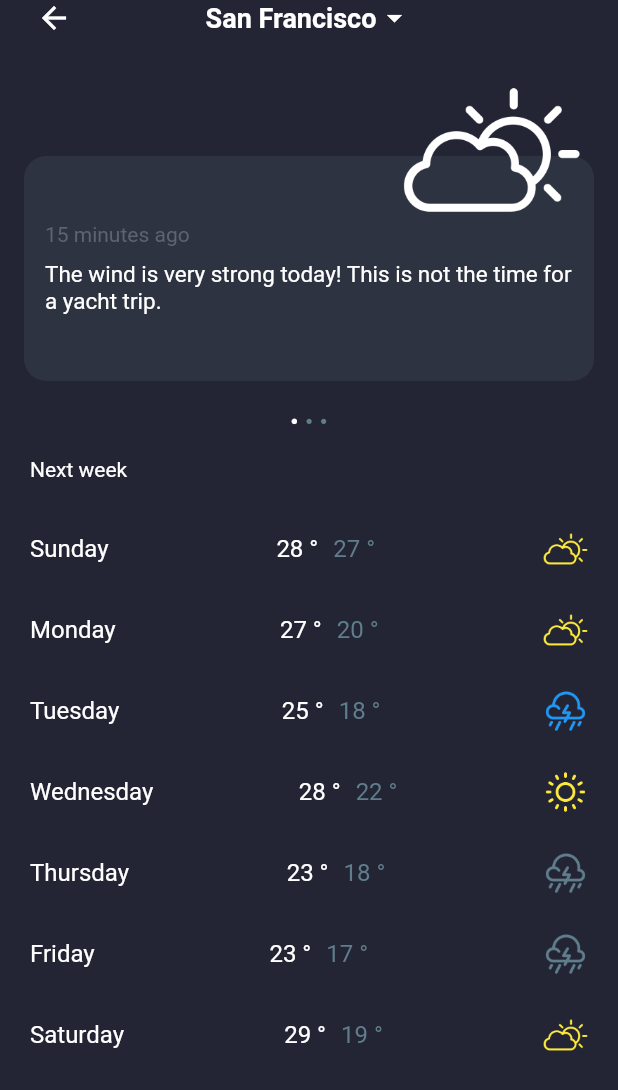
After one commit to lrlucas/weather-app, a Flutter app: the DetailPage screen opened directly, on a phone screen of 412 x 824 dp. The commit adds this screen. Shown: the top 1090 px of the screen. Run offline on Flutter 3.47's test engine with Material 2 defaults, Android fonts, the phone set to English and light mode, and no system bars; our stand-ins replace dio, flutter_bloc; network calls fail.

Commit message:
added simple static page detail and added scroll in home

```diff
--- /dev/null
+++ b/lib/modules/details/presentation/page/detail.dart
@@ -0,0 +1,179 @@
+import 'package:flutter/material.dart';
+import '../widget/appbar_detail.widget.dart';
+import '../widget/point_position.widget.dart';
+import '../widget/suggestionCard.widget.dart';
+
+class DetailPage extends StatefulWidget {
+  const DetailPage({Key? key}) : super(key: key);
+
+  @override
+  State<DetailPage> createState() => _DetailPageState();
+}
+
+class _DetailPageState extends State<DetailPage> {
+  final nextWeek = [
+    {
+      'titleDay': 'Sunday',
+      'max': '28 °',
+      'min': '27 °',
+      'icon': 'assets/images/partly-cloudy.png',
+      'color': Colors.yellow
+    },
+    {
+      'titleDay': 'Monday',
+      'max': '27 °',
+      'min': '20 °',
+      'icon': 'assets/images/partly-cloudy.png',
+      'color': Colors.yellow
+    },
+    {
+      'titleDay': 'Tuesday',
+      'max': '25 °',
+      'min': '18 °',
+      'icon': 'assets/images/thunderstorm2.png',
+      'color': Colors.blue
+    },
+    {
+      'titleDay': 'Wednesday',
+      'max': '28 °',
+      'min': '22 °',
+      'icon': 'assets/images/day.png',
+      'color': Colors.yellow
+    },
+    {
+      'titleDay': 'Thursday',
+      'max': '23 °',
+      'min': '18 °',
+      'icon': 'assets/images/thunderstorm2.png',
+      'color': Colors.blueGrey
+    },
+    {
+      'titleDay': 'Friday',
+      'max': '23 °',
+      'min': '17 °',
+      'icon': 'assets/images/thunderstorm2.png',
+      'color': Colors.blueGrey
+    },
+    {
+      'titleDay': 'Saturday',
+      'max': '29 °',
+      'min': '19 °',
+      'icon': 'assets/images/partly-cloudy.png',
+      'color': Colors.yellow,
+    },
+  ];
+
+  @override
+  Widget build(BuildContext context) {
+    final size = MediaQuery.of(context).size;
+    return Scaffold(
+      backgroundColor: const Color(0xff232535),
+      body: SafeArea(
+        child: Stack(
+          children: [
+            Column(
+              children: [
+                const AppbarDetail(),
+                const SizedBox(
+                  height: 80,
+                ),
+                const SuggestionCard(),
+                const SizedBox(
+                  height: 20,
+                ),
+                const PointPosition(),
+                const SizedBox(
+                  height: 20,
+                ),
+                Padding(
+                  padding: const EdgeInsets.symmetric(
+                    horizontal: 20,
+                  ),
+                  child: Row(
+                    mainAxisAlignment: MainAxisAlignment.start,
+                    children: const [
+                      Text(
+                        'Next week',
+                        style: TextStyle(
+                          color: Colors.white,
+                        ),
+                      ),
+                    ],
+                  ),
+                ),
+                const SizedBox(
+                  height: 30,
+                ),
+                Padding(
+                  padding: const EdgeInsets.symmetric(
+                    horizontal: 20,
+                  ),
+                  child: Column(
+                    children: nextWeek.map(
+                      (day) {
+                        return Column(
+                          children: [
+                            Row(
+                              mainAxisAlignment: MainAxisAlignment.spaceBetween,
+                              children: [
+                                Text(
+                                  '${day['titleDay']}',
+                                  style: const TextStyle(
+                                    color: Colors.white,
+                                    fontSize: 16,
+                                  ),
+                                ),
+                                Row(
+                                  children: [
+                                    Text(
+                                      '${day['max']}',
+                                      style: const TextStyle(
+                                        color: Colors.white,
+                                        fontSize: 16,
+                                      ),
+                                    ),
+                                    const SizedBox(
+                                      width: 10,
+                                    ),
+                                    Text(
+                                      '${day['min']}',
+                                      style: const TextStyle(
+                                        color: Colors.blueGrey,
+                                        fontSize: 16,
+                                      ),
+                                    ),
+                                  ],
+                                ),
+                                Image.asset(
+                                  '${day['icon']}',
+                                  width: 30,
+                                  color: day['color'] as Color,
+                                ),
+                              ],
+                            ),
+                            const SizedBox(
+                              height: 24,
+                            ),
+                          ],
+                        );
+                      },
+                    ).toList(),
+                  ),
+                ),
+              ],
+            ),
+            Positioned(
+              top: 40,
+              left: MediaQuery.of(context).size.width * 0.65,
+              child: Image.asset(
+                'assets/images/partly-cloudy.png',
+                color: Colors.white,
+                width: 120,
+              ),
+            ),
+          ],
+        ),
+      ),
+    );
+  }
+}
--- /dev/null
+++ b/lib/modules/details/presentation/widget/appbar_detail.widget.dart
@@ -0,0 +1,52 @@
+import 'package:flutter/material.dart';
+
+class AppbarDetail extends StatelessWidget {
+  const AppbarDetail({Key? key}) : super(key: key);
+
+  @override
+  Widget build(BuildContext context) {
+    return Padding(
+      padding: const EdgeInsets.symmetric(
+        horizontal: 24,
+      ),
+      child: Stack(
+        children: [
+          Row(
+            children: [
+              GestureDetector(
+                onTap: () {
+                  Navigator.pop(context);
+                },
+                child: const Icon(
+                  Icons.arrow_back,
+                  color: Colors.white,
+                ),
+              ),
+            ],
+          ),
+          Row(
+            mainAxisAlignment: MainAxisAlignment.center,
+            children: [
+              Row(
+                children: const [
+                  Text(
+                    'San Francisco',
+                    style: TextStyle(
+                      color: Colors.white,
+                      fontWeight: FontWeight.bold,
+                      fontSize: 18,
+                    ),
+                  ),
+                  Icon(
+                    Icons.arrow_drop_down_sharp,
+                    color: Colors.white,
+                  ),
+                ],
+              ),
+            ],
+          ),
+        ],
+      ),
+    );
+  }
+}
--- /dev/null
+++ b/lib/modules/details/presentation/widget/point_position.widget.dart
@@ -0,0 +1,41 @@
+import 'package:flutter/material.dart';
+
+class PointPosition extends StatelessWidget {
+  const PointPosition({Key? key}) : super(key: key);
+
+  @override
+  Widget build(BuildContext context) {
+    return Row(
+      mainAxisAlignment: MainAxisAlignment.center,
+      children: const [
+        Text(
+          '●',
+          style: TextStyle(
+            color: Colors.white,
+            fontSize: 8,
+          ),
+        ),
+        SizedBox(
+          width: 5,
+        ),
+        Text(
+          '●',
+          style: TextStyle(
+            color: Colors.blueGrey,
+            fontSize: 8,
+          ),
+        ),
+        SizedBox(
+          width: 5,
+        ),
+        Text(
+          '●',
+          style: TextStyle(
+            color: Colors.blueGrey,
+            fontSize: 8,
+          ),
+        ),
+      ],
+    );
+  }
+}
--- /dev/null
+++ b/lib/modules/details/presentation/widget/suggestionCard.widget.dart
@@ -0,0 +1,50 @@
+import 'package:flutter/material.dart';
+
+class SuggestionCard extends StatelessWidget {
+  const SuggestionCard({Key? key}) : super(key: key);
+
+  @override
+  Widget build(BuildContext context) {
+    return Padding(
+      padding: const EdgeInsets.symmetric(
+        horizontal: 16,
+      ),
+      child: Container(
+        height: 150,
+        decoration: const BoxDecoration(
+          color: Color(0xff2e3341),
+          borderRadius: BorderRadius.all(
+            Radius.circular(15),
+          ),
+        ),
+        child: Padding(
+          padding: const EdgeInsets.symmetric(
+            horizontal: 14,
+          ),
+          child: Column(
+            mainAxisAlignment: MainAxisAlignment.center,
+            crossAxisAlignment: CrossAxisAlignment.start,
+            children: const [
+              Text(
+                '15 minutes ago',
+                style: TextStyle(
+                  color: Color(0xff5f6370),
+                ),
+              ),
+              SizedBox(
+                height: 10,
+              ),
+              Text(
+                'The wind is very strong today! This is not the time for a yacht trip.',
+                style: TextStyle(
+                  color: Colors.white,
+                  fontSize: 15,
+                ),
+              ),
+            ],
+          ),
+        ),
+      ),
+    );
+  }
+}
--- a/lib/modules/home/data/models/weather.model.dart
+++ b/lib/modules/home/data/models/weather.model.dart
@@ -145,7 +145,7 @@ class Sys {
   });
 
   int? type;
-  int id;
+  int? id;
   String country;
   int sunrise;
   int sunset;
--- a/lib/modules/home/presentation/pages/home.dart
+++ b/lib/modules/home/presentation/pages/home.dart
@@ -96,6 +96,7 @@ class _HomePageState extends State<HomePage> {
                 _weatherModel?.weather.first.id,
               ),
               body: SafeArea(
+                child: SingleChildScrollView(
                   child: Column(
                     children: [
                       CustomAppBar(),
@@ -120,10 +121,6 @@ class _HomePageState extends State<HomePage> {
                       ListDays(
                         listday: listday,
                         onPressed: (DateTime? time) {
-                        // listDayWeatherCubit.getTimeEvery3hours(
-                        //   'Santa Cruz de la Sierra',
-                        //   time,
-                        // );
                           listDayWeatherCubit.getTimeEvery3hours2(
                             _weatherForecast,
                             time,
@@ -139,6 +136,7 @@ class _HomePageState extends State<HomePage> {
                     ],
                   ),
                 ),
+              ),
             );
           },
         ),
--- a/lib/modules/home/presentation/widgets/custom_appbar.widget.dart
+++ b/lib/modules/home/presentation/widgets/custom_appbar.widget.dart
@@ -1,6 +1,7 @@
 import 'package:flutter/material.dart';
 import 'pin_name_location.widget.dart';
 import '../../../../core/styles/style.constant.dart';
+import '../../../details/presentation/page/detail.dart';
 
 class CustomAppBar extends StatelessWidget {
   const CustomAppBar({Key? key}) : super(key: key);
@@ -15,8 +16,35 @@ class CustomAppBar extends StatelessWidget {
         child: Row(
           mainAxisAlignment: MainAxisAlignment.spaceBetween,
           children: [
-            PinNameLocation(),
-            Icon(Icons.calendar_month_outlined),
+            const PinNameLocation(),
+            Row(
+              children: [
+                TextButton(
+                  child: const Icon(
+                    Icons.calendar_month_outlined,
+                    color: Colors.black,
+                  ),
+                  onPressed: () {},
+                ),
+                const SizedBox(
+                  width: 30,
+                ),
+                TextButton(
+                  child: const Icon(
+                    Icons.date_range,
+                    color: Colors.black,
+                  ),
+                  onPressed: () {
+                    Navigator.push(
+                      context,
+                      MaterialPageRoute(
+                        builder: (context) => const DetailPage(),
+                      ),
+                    );
+                  },
+                ),
+              ],
+            ),
           ],
         ),
       ),
--- a/lib/modules/home/presentation/widgets/list_day_weather.widget.dart
+++ b/lib/modules/home/presentation/widgets/list_day_weather.widget.dart
@@ -25,7 +25,7 @@ class _ListDayWeatherState extends State<ListDayWeather> {
                 ),
                 child: Center(
                   child: Text(
-                    'No hay datos disponibles desde las 06:00 PM del dia de hoy',
+                    'No hay datos disponibles para el dia de hoy',
                   ),
                 ),
               )
--- a/lib/modules/home/presentation/widgets/weather_image.widget.dart
+++ b/lib/modules/home/presentation/widgets/weather_image.widget.dart
@@ -3,6 +3,7 @@ import 'package:flutter/material.dart';
 class WeatherImage extends StatelessWidget {
   final int? idWeather;
   const WeatherImage({Key? key, this.idWeather}) : super(key: key);
+  final double _heightImage = 250;
 
   @override
   Widget build(BuildContext context) {
@@ -11,7 +12,7 @@ class WeatherImage extends StatelessWidget {
         children: [
           Image.asset(
             'assets/images/sun.png',
-            height: 300,
+            height: _heightImage,
           ),
         ],
       );
@@ -20,7 +21,7 @@ class WeatherImage extends StatelessWidget {
         children: [
           Image.asset(
             'assets/images/thunderstorm.png',
-            height: 300,
+            height: _heightImage,
           ),
         ],
       );
@@ -30,7 +31,7 @@ class WeatherImage extends StatelessWidget {
         children: [
           Image.asset(
             'assets/images/cloudy.png',
-            height: 300,
+            height: _heightImage,
           ),
         ],
       );
@@ -39,7 +40,7 @@ class WeatherImage extends StatelessWidget {
         children: [
           Image.asset(
             'assets/images/thunderstorm.png',
-            height: 300,
+            height: _heightImage,
           ),
         ],
       );
@@ -48,7 +49,7 @@ class WeatherImage extends StatelessWidget {
         children: [
           Image.asset(
             'assets/images/sun.png',
-            height: 300,
+            height: _heightImage,
           ),
         ],
       );
```
Lines whose indentation alone changed are shown as unchanged.
